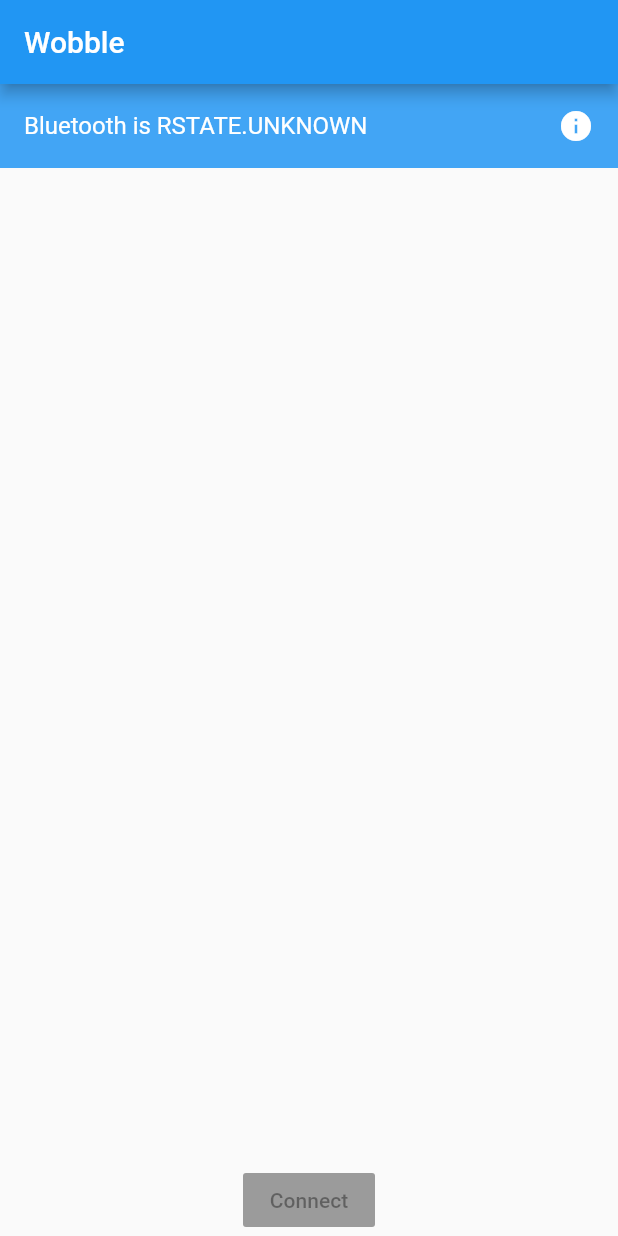
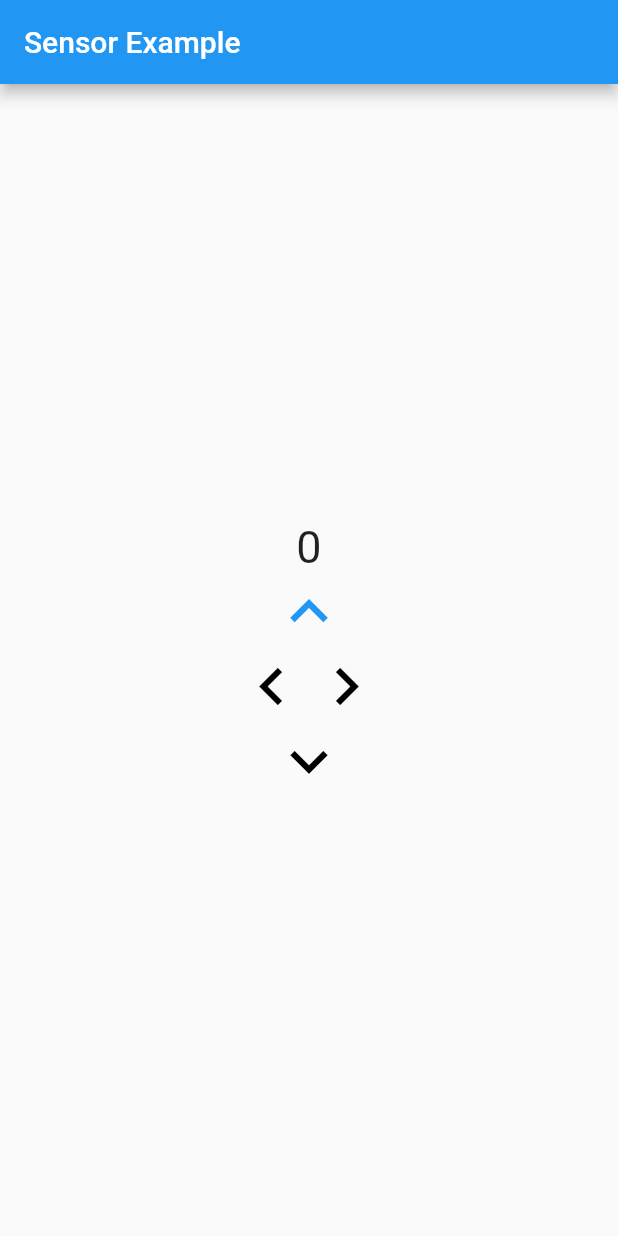
Before and after one commit to daniel-krastev/wobble_board_app, a Flutter app: the screen it shows after launch, on a phone screen of 412 x 824 dp. Run offline on Flutter 3.47's test engine with Material 2 defaults, Android fonts, the phone set to English and light mode, and no system bars; our stand-ins replace flutter_blue, sensors.

Commit message:
added exercise screen

```diff
--- a/lib/main.dart
+++ b/lib/main.dart
@@ -1,4 +1,5 @@
 import 'package:flutter/material.dart';
 import 'package:wobble_board/ui/home.dart';
+import 'package:wobble_board/ui/exercise.dart';
 
-main() => runApp(MaterialApp(title: "Wobble board", home: Home()));
+main() => runApp(MaterialApp(title: "Wobble board", home: Exercise()));
--- /dev/null
+++ b/lib/ui/exercise.dart
@@ -0,0 +1,122 @@
+import 'dart:async';
+import 'dart:convert';
+import 'package:flutter/material.dart';
+import 'package:sensors/sensors.dart';
+import 'package:flutter/services.dart' show rootBundle;
+import 'package:flutter/foundation.dart';
+
+class Exercise extends StatefulWidget {
+  @override
+  _ExerciseState createState () => _ExerciseState();
+}
+
+class _ExerciseState extends State<Exercise> {
+  var exercises;
+  int currentEx = 0;
+
+  List<double> _accelerometerValues;
+  List<StreamSubscription<dynamic>> _streamSubscriptions =
+  <StreamSubscription<dynamic>>[];
+
+  @override
+  Widget build(BuildContext context) {
+//    final List<String> accelerometer =
+//      _accelerometerValues?.map((double v) => v.toStringAsFixed(1))?.toList();
+
+    return Scaffold(
+      appBar: AppBar(
+        title: const Text('Sensor Example'),
+      ),
+      body: Column(
+        mainAxisAlignment: MainAxisAlignment.center,
+        crossAxisAlignment: CrossAxisAlignment.stretch,
+        children: <Widget>[
+          Row(
+            mainAxisAlignment: MainAxisAlignment.center,
+            children: <Widget>[
+              Text(
+                '$currentEx',
+                style: TextStyle(fontSize: 30.0),
+              ),
+            ],
+          ),
+          Icon(Icons.keyboard_arrow_up, size: 50, color: getColor(0)),
+          Row(
+            mainAxisAlignment: MainAxisAlignment.center,
+            children: <Widget>[
+              Icon(Icons.keyboard_arrow_left, size: 50, color: getColor(3)),
+              Icon(Icons.keyboard_arrow_right, size: 50, color: getColor(1)),
+            ],
+          ),
+          Icon(Icons.keyboard_arrow_down, size: 50, color: getColor(2)),
+        ],
+      ),
+    );
+  }
+
+
+  Future<String> _loadExercisesAsset() async {
+    return await rootBundle.loadString('assets/exercises.json');
+  }
+
+  void loadExercises() async {
+    String json = await _loadExercisesAsset();
+    _parseJson(json);
+  }
+
+  void _parseJson(String jsonString) {
+    exercises = json.decode(jsonString);
+  }
+
+  Color getColor(int rowID) {
+    Color color = (rowID == currentEx ? Colors.blue : Colors.black);
+    return color;
+  }
+
+  void checkIfComplete() {
+    var axisValue;
+    var currentGoal;
+
+    if(exercises != null && exercises is Map) {
+      if(exercises['exercises'][0]['steps'][currentEx]['axis'] == 'x') {
+        axisValue = _accelerometerValues[0];
+      }
+      else {
+        axisValue = _accelerometerValues[1];
+      }
+
+      currentGoal = exercises['exercises'][0]['steps'][currentEx]['goal'];
+
+      if((currentGoal < 0 && axisValue <= currentGoal) || (currentGoal > 0 && axisValue >= currentGoal)) {
+        if(currentEx == exercises['exercises'][0]['steps'].length - 1) {
+          currentEx = 0;
+        }
+        else {
+          currentEx++;
+        }
+      }
+    }
+  }
+
+  @override
+  void dispose() {
+    super.dispose();
+    for (StreamSubscription<dynamic> subscription in _streamSubscriptions) {
+      subscription.cancel();
+    }
+  }
+
+  @override
+  void initState() {
+    super.initState();
+    loadExercises();
+    _streamSubscriptions
+        .add(accelerometerEvents.listen((AccelerometerEvent event) {
+          setState(() {
+            _accelerometerValues = <double>[event.x, event.y, event.z];
+            checkIfComplete();
+          });
+        })
+    );
+  }
+}
--- a/pubspec.yaml
+++ b/pubspec.yaml
@@ -22,6 +22,9 @@ dependencies:
 
   #This package provides BLE support.
   flutter_blue: ^0.4.2
+
+  #accelerometer events
+  sensors: ^0.4.0
 
 dev_dependencies:
   flutter_test:
@@ -69,3 +72,5 @@ flutter:
   #
   # For details regarding fonts from package dependencies,
   # see https://flutter.io/custom-fonts/#from-packages
+  assets:
+    - assets/exercises.json
```
Also changed, not shown: assets/exercises.json (added, +24 -0 lines).
